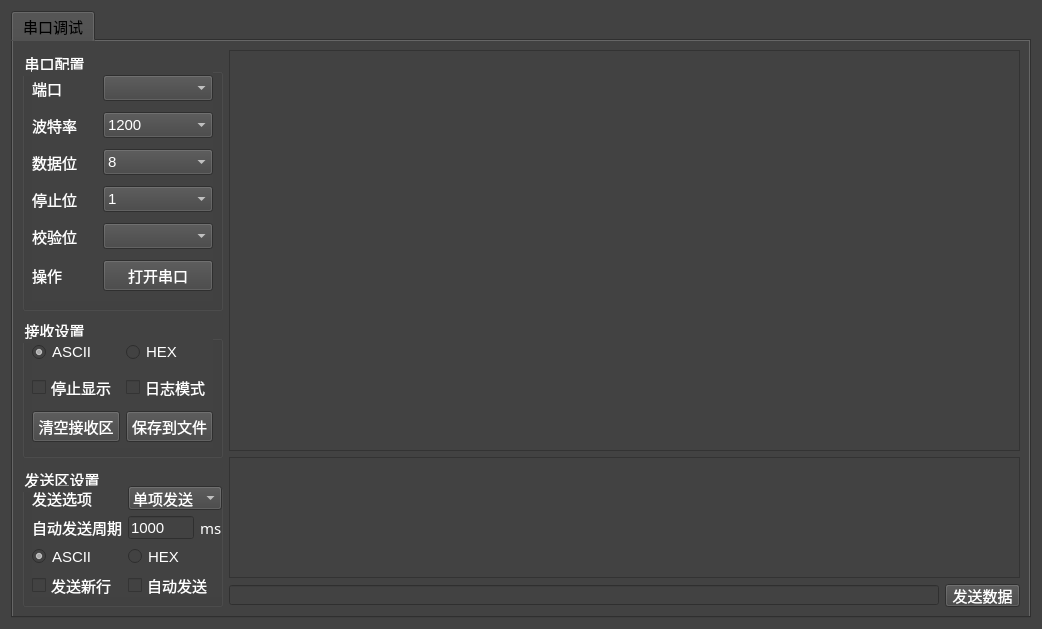
This is widget.ui in Loadingscc/Serial-port-debugging-assistant as Qt 5 draws it before an edit. The edited form follows.
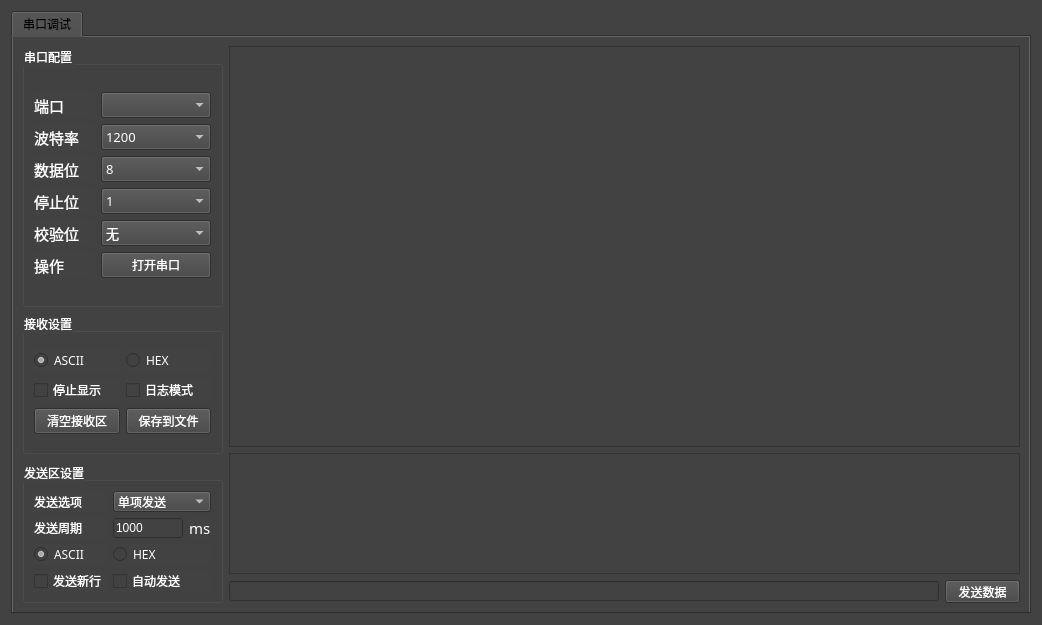
This is the edited form.

Patch:
```diff
--- a/widget.ui
+++ b/widget.ui
@@ -16,7 +16,6 @@
   <property name="styleSheet">
    <string notr="true">*
 {
-	font:75 11pt;
 	background-color: rgb(66, 66, 66);
 }
 QPushbutton
@@ -25,7 +24,7 @@
 }
 QLabel
 {
-	font: 12pt &quot;黑体&quot;;
+	font: 11pt &quot;黑体&quot;;
 	color:rgb(255, 255, 255);
 }
 QPushButton:hover
@@ -75,45 +74,7 @@
        <string>串口调试</string>
       </attribute>
       <layout class="QGridLayout" name="gridLayout_5">
-       <item row="0" column="1">
-        <widget class="QTextEdit" name="textEdit">
-         <property name="minimumSize">
-          <size>
-           <width>791</width>
-           <height>401</height>
-          </size>
-         </property>
-         <property name="maximumSize">
-          <size>
-           <width>16777215</width>
-           <height>16777215</height>
-          </size>
-         </property>
-         <property name="styleSheet">
-          <string notr="true">color: rgb(255, 255, 255);</string>
-         </property>
-        </widget>
-       </item>
-       <item row="1" column="1">
-        <widget class="QTextEdit" name="textEdit_2">
-         <property name="minimumSize">
-          <size>
-           <width>0</width>
-           <height>0</height>
-          </size>
-         </property>
-         <property name="maximumSize">
-          <size>
-           <width>16777215</width>
-           <height>16777215</height>
-          </size>
-         </property>
-         <property name="styleSheet">
-          <string notr="true">color: rgb(255, 255, 255);</string>
-         </property>
-        </widget>
-       </item>
-       <item row="2" column="1">
+       <item row="3" column="1">
         <layout class="QHBoxLayout" name="horizontalLayout">
          <item>
           <widget class="QLineEdit" name="lineEdit">
@@ -158,7 +119,7 @@
          </item>
         </layout>
        </item>
-       <item row="0" column="0" rowspan="3">
+       <item row="0" column="0" rowspan="4">
         <layout class="QVBoxLayout" name="verticalLayout">
          <item>
           <widget class="QGroupBox" name="groupBox">
@@ -180,71 +141,54 @@
            <property name="title">
             <string>串口配置</string>
            </property>
-           <widget class="QWidget" name="gridLayoutWidget">
-            <property name="geometry">
-             <rect>
-              <x>10</x>
-              <y>20</y>
-              <width>181</width>
-              <height>231</height>
-             </rect>
-            </property>
+           <layout class="QGridLayout" name="gridLayout_6">
+            <item row="0" column="0">
             <layout class="QGridLayout" name="gridLayout_2">
-             <item row="1" column="0">
-              <widget class="QLabel" name="label_2">
-               <property name="text">
-                <string>波特率</string>
-               </property>
-              </widget>
-             </item>
-             <item row="2" column="0">
-              <widget class="QLabel" name="label_3">
-               <property name="text">
-                <string>数据位</string>
-               </property>
-              </widget>
-             </item>
-             <item row="0" column="0">
-              <widget class="QLabel" name="label">
-               <property name="text">
-                <string>端口</string>
-               </property>
-              </widget>
-             </item>
-             <item row="3" column="0">
-              <widget class="QLabel" name="label_4">
-               <property name="text">
-                <string>停止位</string>
-               </property>
-              </widget>
-             </item>
              <item row="4" column="0">
               <widget class="QLabel" name="label_5">
+                <property name="font">
+                 <font>
+                  <family>黑体</family>
+                  <pointsize>11</pointsize>
+                  <weight>50</weight>
+                  <italic>false</italic>
+                  <bold>false</bold>
+                 </font>
+                </property>
                <property name="text">
                 <string>校验位</string>
                </property>
               </widget>
              </item>
-             <item row="5" column="0">
-              <widget class="QLabel" name="label_6">
+              <item row="3" column="0">
+               <widget class="QLabel" name="label_4">
+                <property name="font">
+                 <font>
+                  <family>黑体</family>
+                  <pointsize>11</pointsize>
+                  <weight>50</weight>
+                  <italic>false</italic>
+                  <bold>false</bold>
+                 </font>
+                </property>
                <property name="text">
-                <string>操作</string>
+                 <string>停止位</string>
                </property>
               </widget>
              </item>
-             <item row="0" column="1">
-              <widget class="QComboBox" name="comboBox">
-               <property name="minimumSize">
-                <size>
-                 <width>110</width>
-                 <height>0</height>
-                </size>
-               </property>
-               <property name="maximumSize">
-                <size>
-                 <width>110</width>
-                 <height>16777215</height>
-                </size>
+              <item row="1" column="0">
+               <widget class="QLabel" name="label_2">
+                <property name="font">
+                 <font>
+                  <family>黑体</family>
+                  <pointsize>11</pointsize>
+                  <weight>50</weight>
+                  <italic>false</italic>
+                  <bold>false</bold>
+                 </font>
+                </property>
+                <property name="text">
+                 <string>波特率</string>
                </property>
               </widget>
              </item>
@@ -262,6 +206,12 @@
                  <height>16777215</height>
                 </size>
                </property>
+                <property name="font">
+                 <font>
+                  <family>微软雅黑</family>
+                  <pointsize>10</pointsize>
+                 </font>
+                </property>
                <item>
                 <property name="text">
                  <string>1200</string>
@@ -318,6 +268,12 @@
                  <height>16777215</height>
                 </size>
                </property>
+                <property name="font">
+                 <font>
+                  <family>微软雅黑</family>
+                  <pointsize>10</pointsize>
+                 </font>
+                </property>
                <item>
                 <property name="text">
                  <string>8</string>
@@ -335,6 +291,97 @@
                </item>
               </widget>
              </item>
+              <item row="4" column="1">
+               <widget class="QComboBox" name="comboBox_5">
+                <property name="minimumSize">
+                 <size>
+                  <width>110</width>
+                  <height>0</height>
+                 </size>
+                </property>
+                <property name="maximumSize">
+                 <size>
+                  <width>110</width>
+                  <height>16777215</height>
+                 </size>
+                </property>
+                <property name="font">
+                 <font>
+                  <family>微软雅黑</family>
+                  <pointsize>10</pointsize>
+                 </font>
+                </property>
+                <item>
+                 <property name="text">
+                  <string>无</string>
+                 </property>
+                </item>
+                <item>
+                 <property name="text">
+                  <string>奇</string>
+                 </property>
+                </item>
+                <item>
+                 <property name="text">
+                  <string>偶</string>
+                 </property>
+                </item>
+               </widget>
+              </item>
+              <item row="0" column="1">
+               <widget class="QComboBox" name="comboBox">
+                <property name="minimumSize">
+                 <size>
+                  <width>110</width>
+                  <height>0</height>
+                 </size>
+                </property>
+                <property name="maximumSize">
+                 <size>
+                  <width>110</width>
+                  <height>16777215</height>
+                 </size>
+                </property>
+                <property name="font">
+                 <font>
+                  <family>微软雅黑</family>
+                  <pointsize>10</pointsize>
+                 </font>
+                </property>
+               </widget>
+              </item>
+              <item row="2" column="0">
+               <widget class="QLabel" name="label_3">
+                <property name="font">
+                 <font>
+                  <family>黑体</family>
+                  <pointsize>11</pointsize>
+                  <weight>50</weight>
+                  <italic>false</italic>
+                  <bold>false</bold>
+                 </font>
+                </property>
+                <property name="text">
+                 <string>数据位</string>
+                </property>
+               </widget>
+              </item>
+              <item row="5" column="0">
+               <widget class="QLabel" name="label_6">
+                <property name="font">
+                 <font>
+                  <family>黑体</family>
+                  <pointsize>11</pointsize>
+                  <weight>50</weight>
+                  <italic>false</italic>
+                  <bold>false</bold>
+                 </font>
+                </property>
+                <property name="text">
+                 <string>操作</string>
+                </property>
+               </widget>
+              </item>
              <item row="3" column="1">
               <widget class="QComboBox" name="comboBox_4">
                <property name="minimumSize">
@@ -349,6 +396,12 @@
                  <height>16777215</height>
                 </size>
                </property>
+                <property name="font">
+                 <font>
+                  <family>微软雅黑</family>
+                  <pointsize>10</pointsize>
+                 </font>
+                </property>
                <item>
                 <property name="text">
                  <string>1</string>
@@ -361,19 +414,19 @@
                </item>
               </widget>
              </item>
-             <item row="4" column="1">
-              <widget class="QComboBox" name="comboBox_5">
-               <property name="minimumSize">
-                <size>
-                 <width>110</width>
-                 <height>0</height>
-                </size>
-               </property>
-               <property name="maximumSize">
-                <size>
-                 <width>110</width>
-                 <height>16777215</height>
-                </size>
+              <item row="0" column="0">
+               <widget class="QLabel" name="label">
+                <property name="font">
+                 <font>
+                  <family>黑体</family>
+                  <pointsize>11</pointsize>
+                  <weight>50</weight>
+                  <italic>false</italic>
+                  <bold>false</bold>
+                 </font>
+                </property>
+                <property name="text">
+                 <string>端口</string>
                </property>
               </widget>
              </item>
@@ -391,6 +444,11 @@
                  <height>16777215</height>
                 </size>
                </property>
+                <property name="font">
+                 <font>
+                  <pointsize>9</pointsize>
+                 </font>
+                </property>
                <property name="styleSheet">
                 <string notr="true">color: rgb(255, 255, 255);</string>
                </property>
@@ -400,7 +458,8 @@
               </widget>
              </item>
             </layout>
-           </widget>
+            </item>
+           </layout>
           </widget>
          </item>
          <item>
@@ -423,18 +482,39 @@
            <property name="title">
             <string>接收设置</string>
            </property>
-           <widget class="QWidget" name="gridLayoutWidget_2">
-            <property name="geometry">
-             <rect>
-              <x>10</x>
-              <y>20</y>
-              <width>181</width>
-              <height>111</height>
-             </rect>
-            </property>
+           <layout class="QGridLayout" name="gridLayout_7">
+            <item row="0" column="0">
             <layout class="QGridLayout" name="gridLayout_3">
+              <item row="0" column="0">
+               <widget class="QRadioButton" name="radioButton">
+                <property name="font">
+                 <font>
+                  <family>微软雅黑</family>
+                  <pointsize>9</pointsize>
+                  <weight>50</weight>
+                  <italic>false</italic>
+                  <bold>false</bold>
+                 </font>
+                </property>
+                <property name="text">
+                 <string>ASCII</string>
+                </property>
+                <property name="checked">
+                 <bool>true</bool>
+                </property>
+               </widget>
+              </item>
              <item row="0" column="1">
               <widget class="QRadioButton" name="radioButton_2">
+                <property name="font">
+                 <font>
+                  <family>微软雅黑</family>
+                  <pointsize>9</pointsize>
+                  <weight>50</weight>
+                  <italic>false</italic>
+                  <bold>false</bold>
+                 </font>
+                </property>
                <property name="text">
                 <string>HEX</string>
                </property>
@@ -442,40 +522,40 @@
              </item>
              <item row="1" column="0">
               <widget class="QCheckBox" name="checkBox">
+                <property name="font">
+                 <font>
+                  <family>微软雅黑</family>
+                  <pointsize>9</pointsize>
+                  <weight>50</weight>
+                  <italic>false</italic>
+                  <bold>false</bold>
+                 </font>
+                </property>
                <property name="text">
                 <string>停止显示</string>
                </property>
-              </widget>
-             </item>
-             <item row="1" column="1">
-              <widget class="QCheckBox" name="checkBox_2">
-               <property name="text">
-                <string>日志模式</string>
-               </property>
-              </widget>
-             </item>
-             <item row="0" column="0">
-              <widget class="QRadioButton" name="radioButton">
-               <property name="text">
-                <string>ASCII</string>
-               </property>
                <property name="checked">
-                <bool>true</bool>
-               </property>
-              </widget>
-             </item>
-             <item row="2" column="0">
-              <widget class="QPushButton" name="clear_input_btn">
-               <property name="styleSheet">
-                <string notr="true">color: rgb(255, 255, 255);</string>
-               </property>
-               <property name="text">
-                <string>清空接收区</string>
+                 <bool>false</bool>
+                </property>
+                <property name="autoRepeat">
+                 <bool>false</bool>
+                </property>
+                <property name="autoExclusive">
+                 <bool>false</bool>
                </property>
               </widget>
              </item>
              <item row="2" column="1">
               <widget class="QPushButton" name="pushButton_4">
+                <property name="font">
+                 <font>
+                  <family>微软雅黑</family>
+                  <pointsize>9</pointsize>
+                  <weight>50</weight>
+                  <italic>false</italic>
+                  <bold>false</bold>
+                 </font>
+                </property>
                <property name="styleSheet">
                 <string notr="true">color: rgb(255, 255, 255);</string>
                </property>
@@ -484,8 +564,44 @@
                </property>
               </widget>
              </item>
-            </layout>
-           </widget>
+              <item row="2" column="0">
+               <widget class="QPushButton" name="clear_input_btn">
+                <property name="font">
+                 <font>
+                  <family>微软雅黑</family>
+                  <pointsize>9</pointsize>
+                  <weight>50</weight>
+                  <italic>false</italic>
+                  <bold>false</bold>
+                 </font>
+                </property>
+                <property name="styleSheet">
+                 <string notr="true">color: rgb(255, 255, 255);</string>
+                </property>
+                <property name="text">
+                 <string>清空接收区</string>
+                </property>
+               </widget>
+              </item>
+              <item row="1" column="1">
+               <widget class="QCheckBox" name="checkBox_2">
+                <property name="font">
+                 <font>
+                  <family>微软雅黑</family>
+                  <pointsize>9</pointsize>
+                  <weight>50</weight>
+                  <italic>false</italic>
+                  <bold>false</bold>
+                 </font>
+                </property>
+                <property name="text">
+                 <string>日志模式</string>
+                </property>
+               </widget>
+              </item>
+             </layout>
+            </item>
+           </layout>
           </widget>
          </item>
          <item>
@@ -521,15 +637,8 @@
            <property name="title">
             <string>发送区设置</string>
            </property>
-           <widget class="QWidget" name="gridLayoutWidget_3">
-            <property name="geometry">
-             <rect>
-              <x>10</x>
-              <y>20</y>
-              <width>190</width>
-              <height>111</height>
-             </rect>
-            </property>
+           <layout class="QGridLayout" name="gridLayout_8">
+            <item row="0" column="0">
             <layout class="QGridLayout" name="gridLayout_4">
              <item row="0" column="0">
               <widget class="QLabel" name="label_7">
@@ -552,6 +661,11 @@
              </item>
              <item row="2" column="1" colspan="2">
               <widget class="QRadioButton" name="radioButton_4">
+                <property name="font">
+                 <font>
+                  <family>微软雅黑</family>
+                 </font>
+                </property>
                <property name="text">
                 <string>HEX</string>
                </property>
@@ -567,7 +681,7 @@
              <item row="1" column="0">
               <widget class="QLabel" name="label_8">
                <property name="text">
-                <string>自动发送周期</string>
+                 <string>发送周期</string>
                </property>
               </widget>
              </item>
@@ -576,7 +690,7 @@
                <property name="font">
                 <font>
                  <family>黑体</family>
-                 <pointsize>12</pointsize>
+                  <pointsize>11</pointsize>
                  <weight>50</weight>
                  <italic>false</italic>
                  <bold>false</bold>
@@ -589,6 +703,11 @@
              </item>
              <item row="2" column="0">
               <widget class="QRadioButton" name="radioButton_3">
+                <property name="font">
+                 <font>
+                  <family>微软雅黑</family>
+                 </font>
+                </property>
                <property name="text">
                 <string>ASCII</string>
                </property>
@@ -599,6 +718,11 @@
              </item>
              <item row="3" column="0">
               <widget class="QCheckBox" name="checkBox_3">
+                <property name="font">
+                 <font>
+                  <family>微软雅黑</family>
+                 </font>
+                </property>
                <property name="text">
                 <string>发送新行</string>
                </property>
@@ -606,22 +730,78 @@
              </item>
              <item row="3" column="1" colspan="2">
               <widget class="QCheckBox" name="checkBox_4">
+                <property name="font">
+                 <font>
+                  <family>微软雅黑</family>
+                 </font>
+                </property>
                <property name="text">
                 <string>自动发送</string>
                </property>
               </widget>
              </item>
             </layout>
-           </widget>
-          </widget>
+            </item>
+           </layout>
+          </widget>
          </item>
         </layout>
        </item>
+       <item row="2" column="1">
+        <widget class="QTextEdit" name="textEdit_2">
+         <property name="minimumSize">
+          <size>
+           <width>0</width>
+           <height>30</height>
+          </size>
+         </property>
+         <property name="maximumSize">
+          <size>
+           <width>16777215</width>
+           <height>16777215</height>
+          </size>
+         </property>
+         <property name="styleSheet">
+          <string notr="true">color: rgb(255, 255, 255);</string>
+         </property>
+        </widget>
+       </item>
+       <item row="0" column="1">
+        <widget class="QTextEdit" name="textEdit">
+         <property name="minimumSize">
+          <size>
+           <width>791</width>
+           <height>401</height>
+          </size>
+         </property>
+         <property name="maximumSize">
+          <size>
+           <width>16777215</width>
+           <height>16777215</height>
+          </size>
+         </property>
+         <property name="styleSheet">
+          <string notr="true">color: rgb(255, 255, 255);</string>
+         </property>
+        </widget>
+       </item>
+       <item row="1" column="1">
+        <spacer name="verticalSpacer_7">
+         <property name="orientation">
+          <enum>Qt::Vertical</enum>
+         </property>
+         <property name="sizeHint" stdset="0">
+          <size>
+           <width>20</width>
+           <height>40</height>
+          </size>
+         </property>
+        </spacer>
+       </item>
       </layout>
       <zorder>textEdit_2</zorder>
       <zorder>textEdit</zorder>
-      <zorder>horizontalLayoutWidget</zorder>
-      <zorder>verticalLayoutWidget</zorder>
+      <zorder>verticalSpacer_7</zorder>
      </widget>
     </widget>
    </item>
```
Lines whose indentation alone changed are shown as unchanged.
